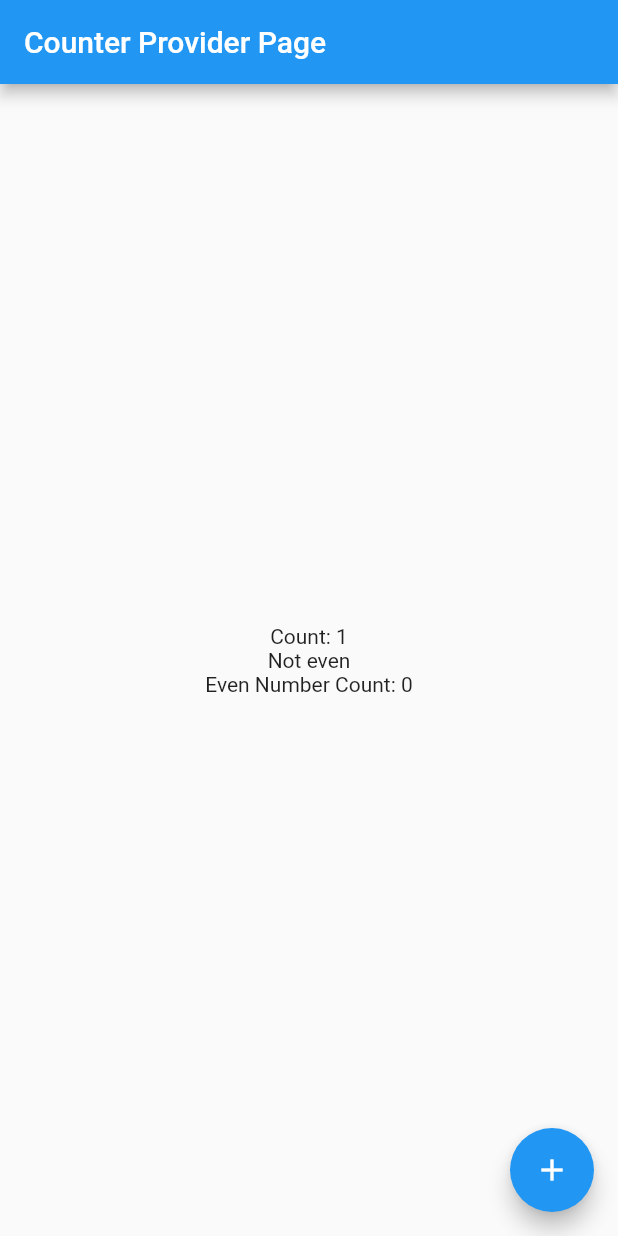
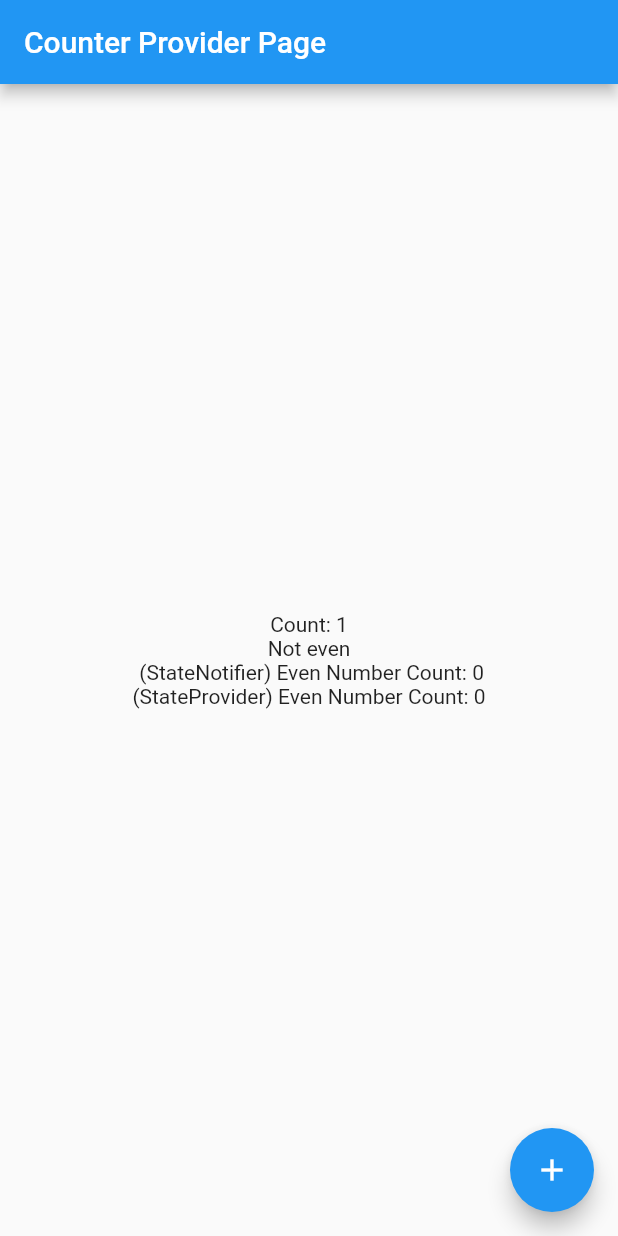
Before and after one commit to NickZt/h1_flutter_riverpod, a Flutter app: the screen it shows after launch, after a tap on the "add" icon, on a phone screen of 412 x 824 dp. Run offline on Flutter 3.47's test engine with Material 2 defaults, Android fonts, the phone set to English and light mode, and no system bars; our stand-ins replace flutter_riverpod.

Commit message:
added Even Counter as a StateProvider  entity wisout separate model

```diff
--- a/lib/main.dart
+++ b/lib/main.dart
@@ -8,9 +8,21 @@ final _isEvenProvider = Provider<bool>((ref) {
   final counter = ref.watch(_counterProvider);
   return (counter.count % 2 == 0);
 });
+
+// StateNotifier and even numbers counter in a separate class
 final _evenCounterProviderAsSeparateState =
     StateNotifierProvider<EvenCounterNotifier, EvenCounterModel>((ref) {
   return EvenCounterNotifier();
+});
+
+//  StateProvider and even numbers counter in a state provider
+final _evenCounterProvider = Provider<int>((ref) {
+  ref.listen<bool>(_isEvenProvider, (previous, next) {
+    if (next) {
+      ref.state++;
+    }
+  });
+  return 0;
 });
 
 final _counterProvider =
@@ -65,6 +77,7 @@ class MyHomePage extends ConsumerWidget {
             Text('Count: $counter'),
             CounterIsEven(),
             EvenCounter(),
+            EvenCounterFromProvider(),
           ],
         ),
       ),
@@ -91,12 +104,23 @@ class CounterIsEven extends ConsumerWidget {
   }
 }
 
+class EvenCounterFromProvider extends ConsumerWidget {
+  const EvenCounterFromProvider({Key? key}) : super(key: key);
+
+  @override
+  Widget build(BuildContext context, WidgetRef ref) {
+    final evenCount = ref.watch(_evenCounterProvider);
+    return Text('(StateProvider) Even Number Count: $evenCount');
+  }
+}
+
 class EvenCounter extends ConsumerWidget {
   const EvenCounter({Key? key}) : super(key: key);
 
   @override
   Widget build(BuildContext context, WidgetRef ref) {
     final evenCount = ref.watch(_evenCounterProviderAsSeparateState).count;
-    return Text('Even Number Count: $evenCount');
+    return Text(' (StateNotifier) Even Number Count: $evenCount');
   }
+
 }
```
Also changed, not shown: 1 other file.
